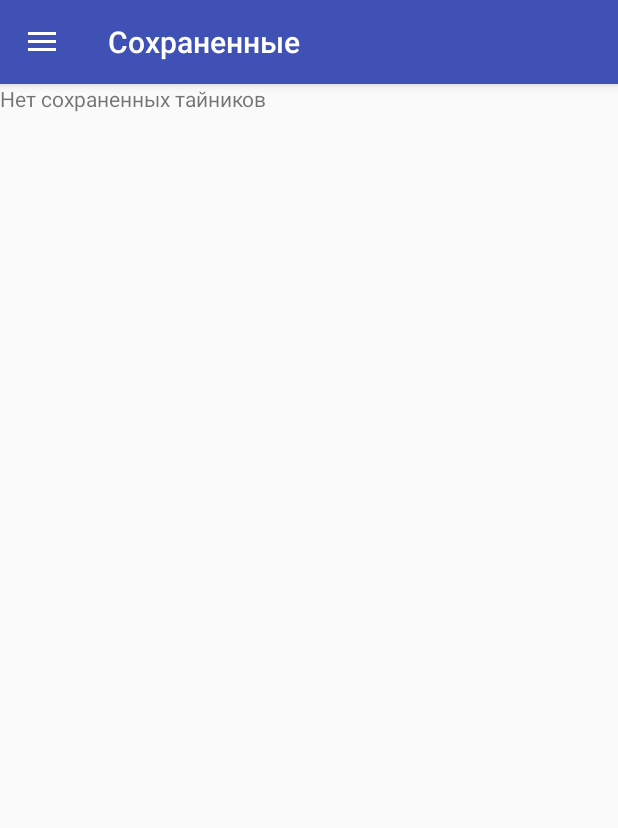
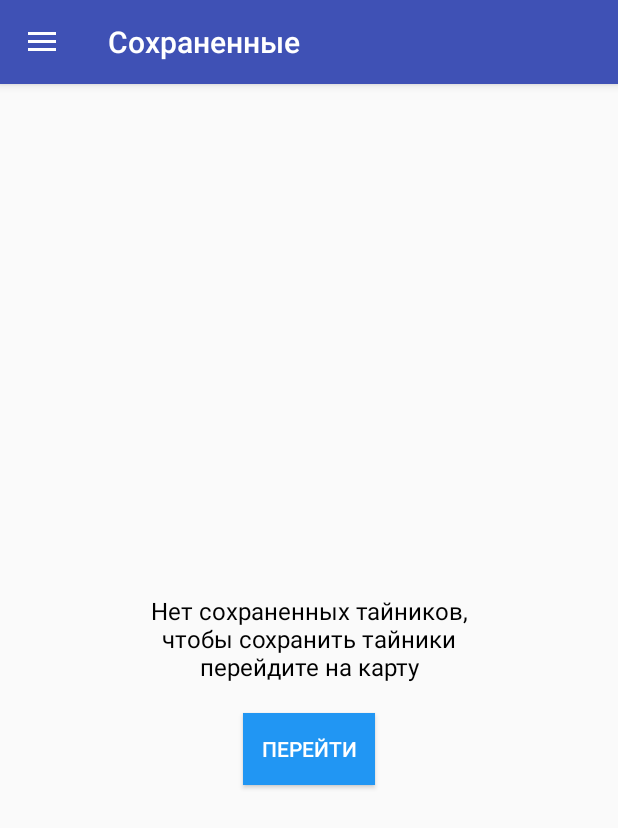
Before and after one commit to nordnomad/geocaching, an Android app: the fragment FavoritesScreen placed in its activity, in the side drawer, after a tap on "Сохраненные", on a phone screen of 412 x 824 dp. Shown: the top 828 px of the screen. Run offline under Robolectric (Android 15) with nearby library versions, the phone set to English and light mode, and no system bars; our stand-ins replace Volley; 10 statements that could not run were skipped.

Commit message:
feature     - favourite screen empty list layout improved

```diff
--- a/app/src/main/java/geocaching/ui/FavoritesScreen.java
+++ b/app/src/main/java/geocaching/ui/FavoritesScreen.java
@@ -10,7 +10,11 @@ import android.os.Bundle;
 import android.support.v4.app.LoaderManager;
 import android.support.v4.content.CursorLoader;
 import android.support.v4.content.Loader;
+import android.support.v4.view.GravityCompat;
 import android.support.v4.widget.CursorAdapter;
+import android.support.v4.widget.DrawerLayout;
+import android.support.v7.app.ActionBar;
+import android.support.v7.app.AppCompatActivity;
 import android.view.ActionMode;
 import android.view.LayoutInflater;
 import android.view.Menu;
@@ -20,6 +24,7 @@ import android.view.View;
 import android.view.ViewGroup;
 import android.widget.AbsListView;
 import android.widget.AdapterView;
+import android.widget.Button;
 import android.widget.ListView;
 import android.widget.TextView;
 
@@ -137,6 +142,21 @@ public class FavoritesScreen extends CompassSensorsFragment implements LoaderMan
                 GoTo.geoCacheActivity(getActivity(), id, nameView.getText(), loc.getLongitude(), loc.getLatitude());
             }
         });
+        Button gotoMapButton = (Button) getActivity().findViewById(R.id.gotoMapButton);
+        gotoMapButton.setOnClickListener(new View.OnClickListener() {
+            @Override
+            public void onClick(View v) {
+                getActivity().getSupportFragmentManager()
+                        .beginTransaction()
+                        .replace(R.id.content_frame, new MapScreen(), MapScreen.TAG)
+                        .commit();
+                ActionBar actionBar = ((AppCompatActivity) getActivity()).getSupportActionBar();
+                if (actionBar != null) actionBar.setTitle(getString(R.string.drawer_menu_map));
+                DrawerLayout drawer = (DrawerLayout) getActivity().findViewById(R.id.drawer_layout);
+                drawer.closeDrawer(GravityCompat.START);
+                MainActivity.currentFragmentTag = MapScreen.TAG;
+            }
+        });
     }
 
     @Override
--- a/app/src/main/java/geocaching/ui/MainActivity.java
+++ b/app/src/main/java/geocaching/ui/MainActivity.java
@@ -56,7 +56,7 @@ public class MainActivity extends AppCompatActivity implements NavigationView.On
         return AccountManager.get(this).getAccountsByType("com.geocaching")[0].name;
     }
 
-    String currentFragmentTag = MapScreen.TAG;
+    static String currentFragmentTag = MapScreen.TAG;
 
     @Override
     public boolean onNavigationItemSelected(MenuItem item) {
--- a/app/src/main/res/layout/favorites_screen.xml
+++ b/app/src/main/res/layout/favorites_screen.xml
@@ -6,15 +6,40 @@
     android:orientation="vertical">
 
     <ListView
+        android:visibility="gone"
         android:id="@id/android:list"
         android:layout_width="match_parent"
         android:layout_height="0dp"
         android:layout_weight="1"
         android:drawSelectorOnTop="false" />
 
-    <TextView
+    <LinearLayout
+        android:paddingTop="40dp"
         android:id="@id/android:empty"
         android:layout_width="match_parent"
         android:layout_height="match_parent"
-        android:text="@string/favourites_screen" />
+        android:layout_gravity="center"
+        android:gravity="center"
+        android:orientation="vertical">
+
+        <TextView
+            android:maxWidth="220dp"
+            android:layout_width="wrap_content"
+            android:layout_height="wrap_content"
+            android:layout_gravity="center"
+            android:textColor="@android:color/black"
+            android:textSize="16sp"
+            android:gravity="center"
+            android:text="@string/favourites_screen_is_empty" />
+
+        <Button
+            android:layout_marginTop="20dp"
+            android:id="@+id/gotoMapButton"
+            android:layout_width="wrap_content"
+            android:layout_height="wrap_content"
+            android:layout_gravity="center"
+            android:background="#2196f3"
+            android:textColor="@android:color/white"
+            android:text="@string/favourite_screen_empty_list_goto_map_button" />
+    </LinearLayout>
 </LinearLayout>
--- a/app/src/main/res/values/strings.xml
+++ b/app/src/main/res/values/strings.xml
@@ -22,7 +22,7 @@
     <string name="gc_info_description">Описание тайника</string>
     <string name="compass_my_destination">Моя цель</string>
     <string name="compass_my_location">Моё местоположение</string>
-    <string name="favourites_screen">Нет сохраненных тайников</string>
+    <string name="favourites_screen_is_empty">Нет сохраненных тайников, чтобы сохранить тайники перейдите на карту</string>
     <string name="favourietes_list_item_gc_icon">Geocache icon</string>
     <string name="image_pager_item_gc_image">Geocache image</string>
     <string name="gc_activity_tab_information">Информация</string>
@@ -35,4 +35,5 @@
     <string name="compass">Компасс</string>
     <string name="notification_save_all_title">Сохранение кешей</string>
     <string name="notification_save_all_content_text">Идет загрузка</string>
+    <string name="favourite_screen_empty_list_goto_map_button">перейти</string>
 </resources>
```
